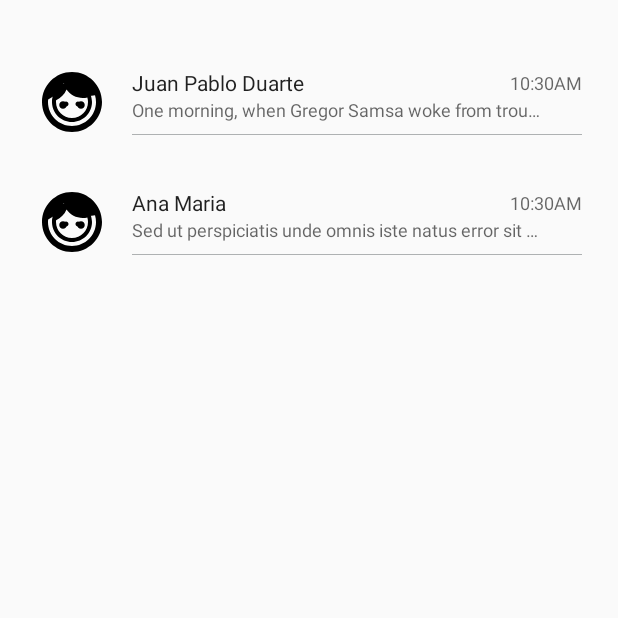
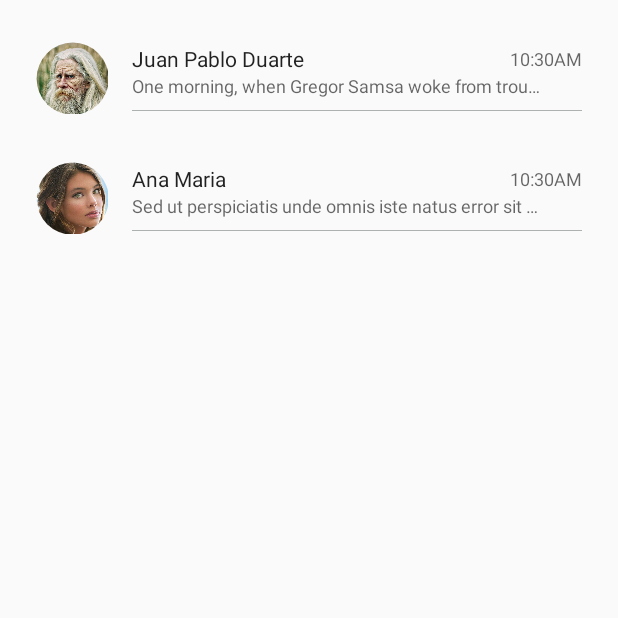
Before and after one commit to edwin9870/chat-in, an Android app: the fragment ChatFragment shown on its own in the app's theme, on a phone screen of 412 x 824 dp, the top half of it. Run offline under Robolectric (Android 15) with nearby library versions, the phone set to English and light mode, and no system bars; our stand-ins replace ButterKnife, Picasso.

Commit message:
Add rounded profile image

```diff
--- a/app/build.gradle
+++ b/app/build.gradle
@@ -33,7 +33,7 @@ dependencies {
     compile 'com.squareup.picasso:picasso:2.5.2'
     compile 'javax.annotation:javax.annotation-api:1.2'
     compile 'com.android.support.constraint:constraint-layout:1.0.2'
-    compile 'com.android.support:support-v4:26.+'
+    compile "com.android.support:support-v4:$androidSupportVersion"
     testCompile 'junit:junit:4.12'
     annotationProcessor 'com.jakewharton:butterknife-compiler:8.6.0'
 }
--- a/app/src/main/java/com/edwin/android/chat_in/chat/ChatAdapter.java
+++ b/app/src/main/java/com/edwin/android/chat_in/chat/ChatAdapter.java
@@ -50,7 +50,7 @@ public class ChatAdapter extends RecyclerView.Adapter<ChatAdapter.ChatAdapterVie
         Contact contact = mContacts.get(position);
 
         Picasso picasso = Picasso.with(mContext);
-        picasso.load(R.drawable.ic_face).fit().into(holder.mProfileImageView);
+        picasso.load(contact.getProfileImage()).fit().into(holder.mProfileImageView);
 
         holder.mContactNameTextView.setText(contact.getName());
 
--- a/app/src/main/java/com/edwin/android/chat_in/entity/Contact.java
+++ b/app/src/main/java/com/edwin/android/chat_in/entity/Contact.java
@@ -12,7 +12,7 @@ import java.util.List;
 public class Contact implements Parcelable {
 
     private String name;
-    private String profileImage;
+    private int profileImage;
     private List<Message> messages;
 
     public String getName() {
@@ -23,11 +23,11 @@ public class Contact implements Parcelable {
         this.name = name;
     }
 
-    public String getProfileImage() {
+    public int getProfileImage() {
         return profileImage;
     }
 
-    public void setProfileImage(String profileImage) {
+    public void setProfileImage(int profileImage) {
         this.profileImage = profileImage;
     }
 
@@ -48,6 +48,7 @@ public class Contact implements Parcelable {
                 '}';
     }
 
+
     @Override
     public int describeContents() {
         return 0;
@@ -56,7 +57,7 @@ public class Contact implements Parcelable {
     @Override
     public void writeToParcel(Parcel dest, int flags) {
         dest.writeString(this.name);
-        dest.writeString(this.profileImage);
+        dest.writeInt(this.profileImage);
         dest.writeTypedList(this.messages);
     }
 
@@ -65,11 +66,11 @@ public class Contact implements Parcelable {
 
     protected Contact(Parcel in) {
         this.name = in.readString();
-        this.profileImage = in.readString();
+        this.profileImage = in.readInt();
         this.messages = in.createTypedArrayList(Message.CREATOR);
     }
 
-    public static final Parcelable.Creator<Contact> CREATOR = new Parcelable.Creator<Contact>() {
+    public static final Creator<Contact> CREATOR = new Creator<Contact>() {
         @Override
         public Contact createFromParcel(Parcel source) {
             return new Contact(source);
--- a/app/src/main/java/com/edwin/android/chat_in/mainview/MainViewActivity.java
+++ b/app/src/main/java/com/edwin/android/chat_in/mainview/MainViewActivity.java
@@ -39,8 +39,8 @@ public class MainViewActivity extends AppCompatActivity {
 
         ChatFragment chatFragment = ChatFragment.newInstance();
         ContactFragment contactFragment = ContactFragment.newInstance();
-        mAdapter.addFragment(chatFragment, "CHAT");
-        mAdapter.addFragment(contactFragment, "CONTACTOS");
+        mAdapter.addFragment(chatFragment, getString(R.string.main_view_tab_layout_chat_tab));
+        mAdapter.addFragment(contactFragment, getString(R.string.main_view_tab_layout_contacts_tab));
         mViewPager.setAdapter(mAdapter);
         mTabLayout.setupWithViewPager(mViewPager);
 
--- a/app/src/main/java/com/edwin/android/chat_in/util/MessageUtil.java
+++ b/app/src/main/java/com/edwin/android/chat_in/util/MessageUtil.java
@@ -1,5 +1,6 @@
 package com.edwin.android.chat_in.util;
 
+import com.edwin.android.chat_in.R;
 import com.edwin.android.chat_in.entity.Contact;
 import com.edwin.android.chat_in.entity.Message;
 
@@ -18,6 +19,7 @@ public class MessageUtil {
 
         Contact contact = new Contact();
         contact.setName("Juan Pablo Duarte");
+        contact.setProfileImage(R.drawable.ic_man_image);
         contact.setMessages(new ArrayList<Message>());
         contact.getMessages().add(new Message(new Date(), "One morning, when Gregor Samsa woke from troubled dreams, he"));
         contact.getMessages().add(new Message(new Date(), "Lorem ipsum dolor sit amet, consectetuer adipiscing elit. Aenean commodo"));
@@ -26,6 +28,7 @@ public class MessageUtil {
         contact = new Contact();
         contact.setName("Ana Maria");
         contact.setMessages(new ArrayList<Message>());
+        contact.setProfileImage(R.drawable.ic_women_image);
         contact.getMessages().add(new Message(new Date(), "Sed ut perspiciatis unde omnis iste natus error sit voluptatem"));
         contact.getMessages().add(new Message(new Date(), "But I must explain to you how all this mistaken"));
         contact.getMessages().add(new Message(new Date(), "Far far away, behind the word mountains, far from the"));
--- /dev/null
+++ b/app/src/main/java/com/edwin/android/chat_in/views/RoundedImageView.java
@@ -0,0 +1,90 @@
+package com.edwin.android.chat_in.views;
+
+import android.content.Context;
+import android.graphics.Bitmap;
+import android.graphics.Canvas;
+import android.graphics.Color;
+import android.graphics.Paint;
+import android.graphics.PorterDuff;
+import android.graphics.PorterDuffXfermode;
+import android.graphics.Rect;
+import android.graphics.drawable.BitmapDrawable;
+import android.graphics.drawable.Drawable;
+import android.util.AttributeSet;
+
+/**
+ * Created by Edwin Ramirez Ventura on 8/14/2017.
+ */
+
+public class RoundedImageView extends android.support.v7.widget.AppCompatImageView {
+
+    public RoundedImageView(Context context) {
+        super(context);
+    }
+
+    public RoundedImageView(Context context, AttributeSet attrs) {
+        super(context, attrs);
+    }
+
+    public RoundedImageView(Context context, AttributeSet attrs, int defStyle) {
+        super(context, attrs, defStyle);
+    }
+
+    @Override
+    protected void onDraw(Canvas canvas) {
+
+        Drawable drawable = getDrawable();
+
+        if (drawable == null) {
+            return;
+        }
+
+        if (getWidth() == 0 || getHeight() == 0) {
+            return;
+        }
+        Bitmap b = ((BitmapDrawable) drawable).getBitmap();
+        Bitmap bitmap = b.copy(Bitmap.Config.ARGB_8888, true);
+
+        int w = getWidth();
+        @SuppressWarnings("unused")
+        int h = getHeight();
+
+        Bitmap roundBitmap = getCroppedBitmap(bitmap, w);
+        canvas.drawBitmap(roundBitmap, 0, 0, null);
+
+    }
+
+    public static Bitmap getCroppedBitmap(Bitmap bmp, int radius) {
+        Bitmap sbmp;
+
+        if (bmp.getWidth() != radius || bmp.getHeight() != radius) {
+            float smallest = Math.min(bmp.getWidth(), bmp.getHeight());
+            float factor = smallest / radius;
+            sbmp = Bitmap.createScaledBitmap(bmp,
+                    (int) (bmp.getWidth() / factor),
+                    (int) (bmp.getHeight() / factor), false);
+        } else {
+            sbmp = bmp;
+        }
+
+        Bitmap output = Bitmap.createBitmap(radius, radius, Bitmap.Config.ARGB_8888);
+        Canvas canvas = new Canvas(output);
+
+        final String color = "#BAB399";
+        final Paint paint = new Paint();
+        final Rect rect = new Rect(0, 0, radius, radius);
+
+        paint.setAntiAlias(true);
+        paint.setFilterBitmap(true);
+        paint.setDither(true);
+        canvas.drawARGB(0, 0, 0, 0);
+        paint.setColor(Color.parseColor(color));
+        canvas.drawCircle(radius / 2 + 0.7f, radius / 2 + 0.7f,
+                radius / 2 + 0.1f, paint);
+        paint.setXfermode(new PorterDuffXfermode(PorterDuff.Mode.SRC_IN));
+        canvas.drawBitmap(sbmp, rect, rect, paint);
+
+        return output;
+    }
+
+}
--- a/app/src/main/res/layout/activity_main_view.xml
+++ b/app/src/main/res/layout/activity_main_view.xml
@@ -3,11 +3,12 @@
                                                  xmlns:tools="http://schemas.android.com/tools"
                                                  android:layout_width="match_parent"
                                                  android:layout_height="match_parent"
-                                                 android:background="@color/colorPrimary"
+                                                 android:background="@color/colorPrimaryLight"
                                                  tools:context="com.edwin.android.chat_in.mainview.MainViewActivity">
 
     <android.support.design.widget.AppBarLayout
         android:layout_width="match_parent"
+        android:elevation="4dp"
         android:layout_height="wrap_content">
 
         <android.support.design.widget.CollapsingToolbarLayout
@@ -46,6 +47,7 @@
     <com.edwin.android.chat_in.views.WrapContentViewPager
         android:id="@+id/pager_tab_content"
         android:layout_width="match_parent"
+        android:elevation="2dp"
         android:layout_height="wrap_content"
         app:layout_behavior="@string/appbar_scrolling_view_behavior"
         />
--- a/app/src/main/res/layout/fragment_chat.xml
+++ b/app/src/main/res/layout/fragment_chat.xml
@@ -1,11 +1,11 @@
 <FrameLayout xmlns:android="http://schemas.android.com/apk/res/android"
              xmlns:tools="http://schemas.android.com/tools"
              android:layout_width="match_parent"
-             android:layout_height="wrap_content"
-             android:paddingTop="24dp"
+             android:layout_height="match_parent"
+             android:paddingTop="8dp"
              android:paddingLeft="16dp"
              android:paddingRight="16dp"
-             android:paddingBottom="24dp"
+             android:paddingBottom="16dp"
              tools:context="com.edwin.android.chat_in.chat.ChatFragment">
 
 
--- a/app/src/main/res/layout/item_chat_list.xml
+++ b/app/src/main/res/layout/item_chat_list.xml
@@ -6,12 +6,12 @@
               android:layout_height="72dp"
               android:orientation="horizontal">
 
-    <ImageView
+    <com.edwin.android.chat_in.views.RoundedImageView
         android:id="@+id/image_view_profile"
         android:layout_width="48dp"
         android:layout_height="48dp"
         android:layout_gravity="center"
-        android:background="@drawable/ic_face"
+        tools:background="@drawable/ic_women_image"
         android:padding="8dp"/>
 
     <LinearLayout
--- a/app/src/main/res/values/colors.xml
+++ b/app/src/main/res/values/colors.xml
@@ -1,6 +1,7 @@
 <?xml version="1.0" encoding="utf-8"?>
 <resources>
-    <color name="colorPrimary">#FFFFFF</color>
+    <color name="colorPrimary">#BFffffff</color>
+    <color name="colorPrimaryLight">#B3fafafa</color>
     <color name="colorPrimaryDark">#2E2626</color>
     <color name="colorAccent">#2E2626</color>
 </resources>
--- a/app/src/main/res/values/strings.xml
+++ b/app/src/main/res/values/strings.xml
@@ -1,3 +1,6 @@
 <resources>
-    <string name="app_name">chat-in</string>
+    <string name="app_name">chat.in</string>
+    <string name="item_setting_action_title">Setting</string>
+    <string name="main_view_tab_layout_chat_tab">CHAT</string>
+    <string name="main_view_tab_layout_contacts_tab">CONTACTS</string>
 </resources>
```
Also changed, not shown: app/src/main/res/menu/menu_main_view.xml (added, +9 -0 lines), app/src/main/res/drawable-hdpi/ic_man_image.png (added), app/src/main/res/drawable-hdpi/ic_women_image.png (added), app/src/main/res/drawable-mdpi/ic_man_image.png (added), app/src/main/res/drawable-mdpi/ic_women_image.png (added), app/src/main/res/drawable-xhdpi/ic_man_image.png (added), app/src/main/res/drawable-xhdpi/ic_women_image.png (added).
